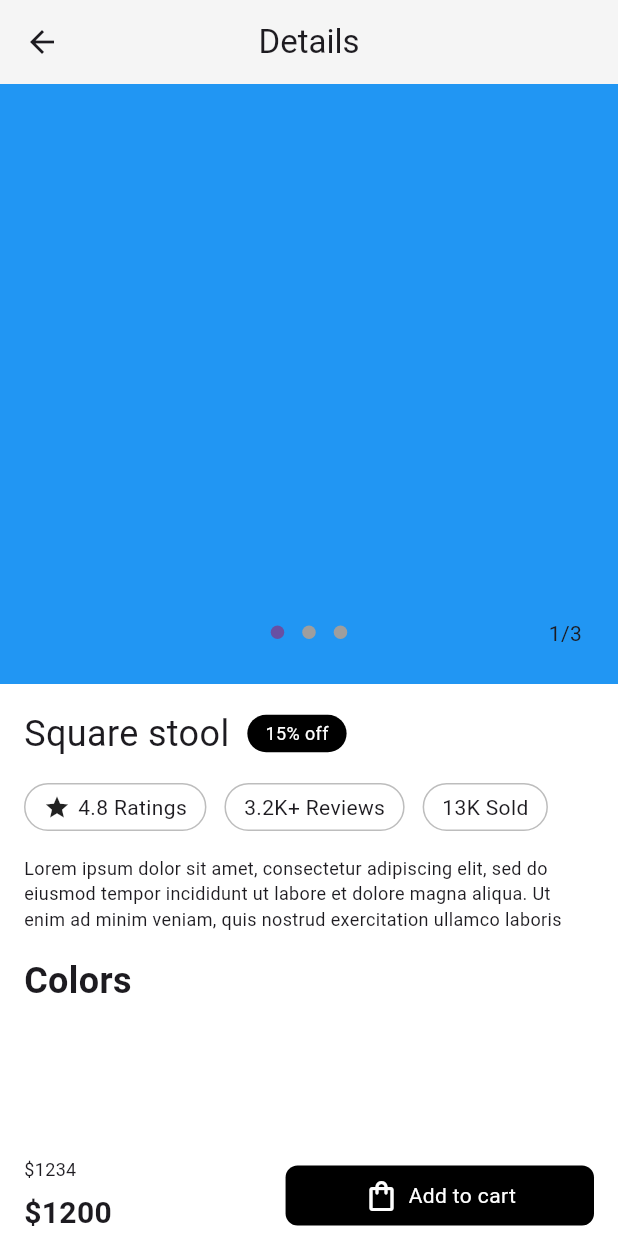
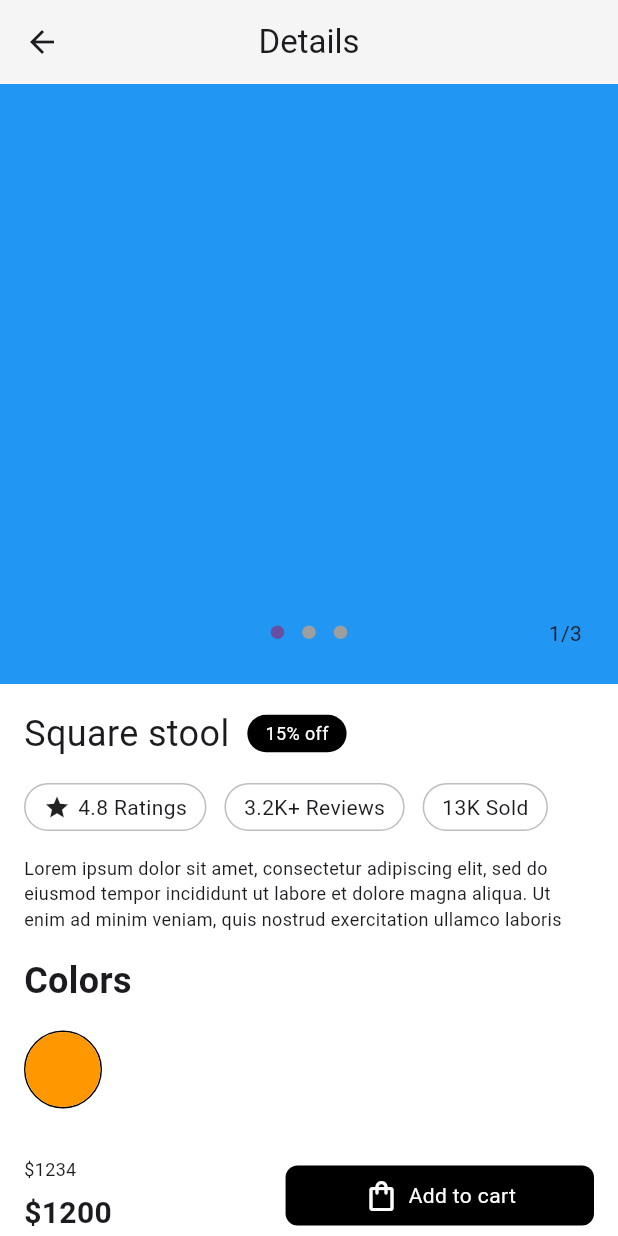
Before and after one commit to JAICHANGPARK/flutter_notebook_chapter_49, a Flutter app: the FurnitureDetailPage screen opened directly, on a phone screen of 412 x 824 dp. Run offline on Flutter 3.47's test engine with Material 3 defaults, Android fonts, the phone set to English and light mode, and no system bars; drawn by our look-alikes of dots_indicator; our stand-ins replace gap, google_fonts.

Commit message:
Update furniture_detail_page.dart

```diff
--- a/lib/ep2460_furniture_app/ui/furniture_detail_page.dart
+++ b/lib/ep2460_furniture_app/ui/furniture_detail_page.dart
@@ -53,7 +53,11 @@ class _FurnitureDetailPageState extends State<FurnitureDetailPage> {
                     decorator: DotsDecorator(),
                   ),
                 ),
-                Positioned(right: 24, bottom: 24, child: Text("${pageNum + 1}/3")),
+                Positioned(
+                  right: 24,
+                  bottom: 24,
+                  child: Text("${pageNum + 1}/3"),
+                ),
               ],
             ),
           ),
@@ -135,18 +139,25 @@ class _FurnitureDetailPageState extends State<FurnitureDetailPage> {
                     "Colors",
                     style: TextStyle(fontWeight: FontWeight.bold, fontSize: 24),
                   ),
-                  SizedBox(height: 52, child: Row(
+                  SizedBox(
+                    height: 52,
+                    child: Row(
                       children: [
                         Container(
                           height: 52,
                           width: 52,
                           decoration: BoxDecoration(
                             shape: BoxShape.circle,
+                            border: Border.all(),
+                          ),
 
+                          child: CircleAvatar(
+                            backgroundColor: Colors.orange,
                           ),
-                     )
+                        ),
                       ],
-                  )),
+                    ),
+                  ),
                   Spacer(),
                   Row(
                     children: [
```
Lines whose indentation alone changed are shown as unchanged.
